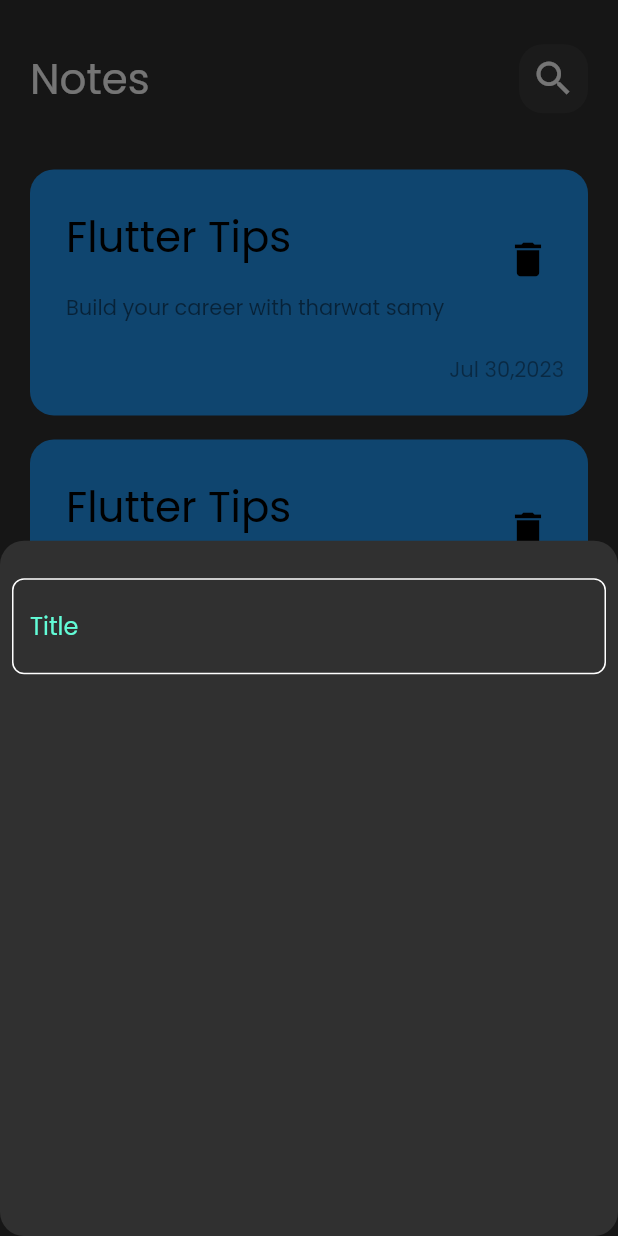
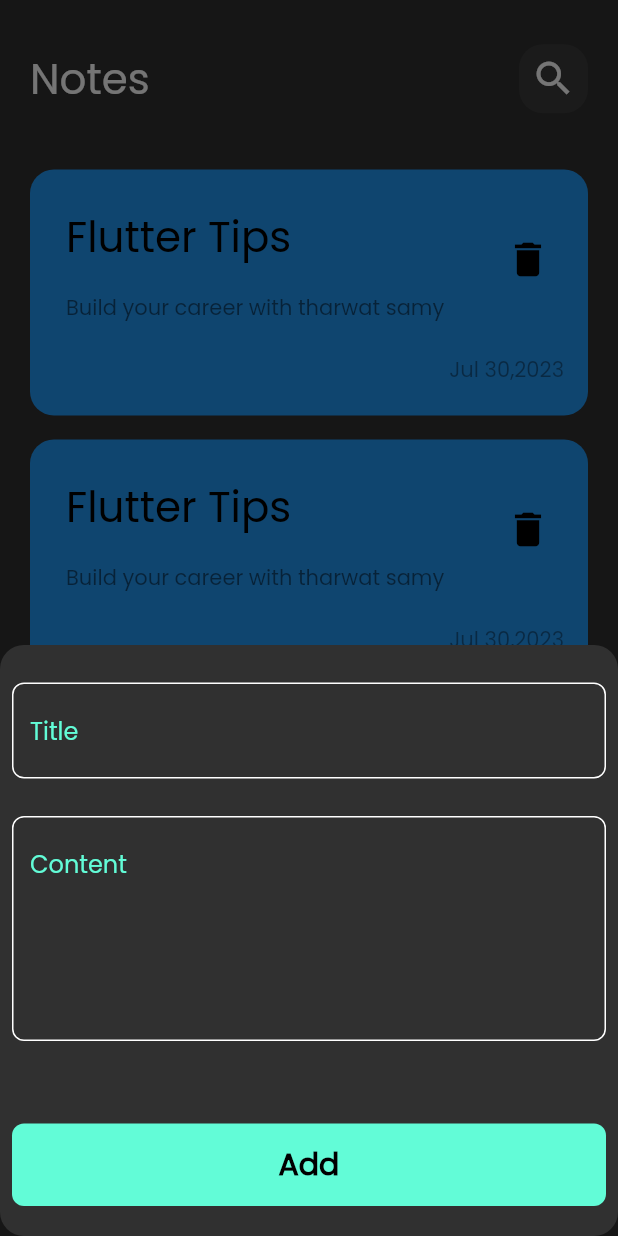
Before and after one commit to Amirkhaled-03/noteApp, a Flutter app: the screen it shows after launch, after a tap on the "add" icon, on a phone screen of 412 x 824 dp. Run offline on Flutter 3.47's test engine with Material 2 defaults, Android fonts, the phone set to English and light mode, and no system bars.

Commit message:
note_model

```diff
--- a/lib/widgets/add_note_bottom_sheet.dart
+++ b/lib/widgets/add_note_bottom_sheet.dart
@@ -1,5 +1,7 @@
 import 'package:flutter/material.dart';
 import 'package:notes_app/widgets/custom_text_field.dart';
+
+import 'custom_button.dart';
 
 class AddNoteBottomSheet extends StatelessWidget {
   const AddNoteBottomSheet({super.key});
@@ -8,11 +10,18 @@ class AddNoteBottomSheet extends StatelessWidget {
   Widget build(BuildContext context) {
     return const Padding(
       padding: EdgeInsets.symmetric(horizontal: 8),
-      child: Column(
-        children: [
-          SizedBox(height: 25),
-          CustomTextField(),
-        ],
+      child: SingleChildScrollView(
+        child: Column(
+          children: [
+            SizedBox(height: 25),
+            CustomTextField(hint: "Title"),
+            SizedBox(height: 25),
+            CustomTextField(hint: "Content", maxLines: 5),
+            SizedBox(height: 55),
+            CustomButton(),
+            SizedBox(height: 20),
+          ],
+        ),
       ),
     );
   }
--- a/lib/widgets/custom_app_bar.dart
+++ b/lib/widgets/custom_app_bar.dart
@@ -1,20 +1,25 @@
 import 'package:flutter/material.dart';
-import 'package:notes_app/widgets/custom_search_icon.dart';
+import 'package:notes_app/widgets/custom_icon.dart';
 
 class CustomAppBar extends StatelessWidget {
-  const CustomAppBar({super.key});
+  const CustomAppBar({super.key, required this.title, required this.icon});
+
+  final String title;
+  final IconData icon;
 
   @override
   Widget build(BuildContext context) {
-    return const Row(
+    return Row(
       children: [
-        SizedBox(height: 105),
+        const SizedBox(height: 105),
         Text(
-          "Notes",
-          style: TextStyle(fontSize: 28),
+          title,
+          style: const TextStyle(fontSize: 28),
         ),
-        Spacer(),
-        CustomSearchIcon(),
+        const Spacer(),
+        CustomIcon(
+          icon: icon,
+        ),
       ],
     );
   }
--- /dev/null
+++ b/lib/widgets/custom_button.dart
@@ -0,0 +1,28 @@
+import 'package:flutter/material.dart';
+import 'package:notes_app/constanse.dart';
+
+class CustomButton extends StatelessWidget {
+  const CustomButton({super.key});
+
+  @override
+  Widget build(BuildContext context) {
+    return Container(
+      width: MediaQuery.of(context).size.width,
+      height: 55,
+      decoration: BoxDecoration(
+        color: kPrimaryColor,
+        borderRadius: BorderRadius.circular(8),
+      ),
+      child: const Center(
+        child: Text(
+          "Add",
+          style: TextStyle(
+            color: Colors.black,
+            fontSize: 20,
+            fontWeight: FontWeight.bold,
+          ),
+        ),
+      ),
+    );
+  }
+}
--- a/lib/widgets/custom_search_icon.dart
+++ b/lib/widgets/custom_icon.dart
@@ -1,7 +1,9 @@
 import 'package:flutter/material.dart';
 
-class CustomSearchIcon extends StatelessWidget {
-  const CustomSearchIcon({super.key});
+class CustomIcon extends StatelessWidget {
+  const CustomIcon({super.key, required this.icon});
+
+  final IconData icon;
 
   @override
   Widget build(BuildContext context) {
@@ -12,7 +14,7 @@ class CustomSearchIcon extends StatelessWidget {
         color: Colors.white.withOpacity(0.05),
         borderRadius: BorderRadius.circular(16),
       ),
-      child: const Icon(Icons.search, size: 30),
+      child:  Icon(icon, size: 30),
     );
   }
 }
--- a/lib/widgets/custom_note_item.dart
+++ b/lib/widgets/custom_note_item.dart
@@ -1,11 +1,18 @@
 import 'package:flutter/material.dart';
+import 'package:notes_app/widgets/edit_note_view_body.dart';
 
 class NotesItem extends StatelessWidget {
   const NotesItem({super.key});
 
   @override
   Widget build(BuildContext context) {
-    return Container(
+    return GestureDetector(
+      onTap: () {
+        Navigator.push(context, MaterialPageRoute(builder: (context) {
+          return const EditNoteView();
+        }));
+      },
+      child: Container(
         padding: const EdgeInsets.only(top: 20, left: 8, bottom: 20),
         decoration: BoxDecoration(
           color: Colors.blue,
@@ -43,6 +50,7 @@ class NotesItem extends StatelessWidget {
             )
           ],
         ),
+      ),
     );
   }
 }
--- a/lib/widgets/custom_text_field.dart
+++ b/lib/widgets/custom_text_field.dart
@@ -2,18 +2,26 @@ import 'package:flutter/material.dart';
 import 'package:notes_app/constanse.dart';
 
 class CustomTextField extends StatelessWidget {
-  const CustomTextField({super.key});
+  const CustomTextField({super.key, required this.hint, this.maxLines = 1});
+
+  final String hint;
+  final int maxLines;
 
   @override
   Widget build(BuildContext context) {
     return TextField(
+      maxLines: maxLines,
       cursorColor: kPrimaryColor,
       decoration: InputDecoration(
-        hintText: "Title",
-        hintStyle: const TextStyle(color: kPrimaryColor),
+        hintText: hint,
+        hintStyle: const TextStyle(
+          color: kPrimaryColor,
+        ),
         border: buildBorder(),
         enabledBorder: buildBorder(),
-        focusedBorder: buildBorder(kPrimaryColor),
+        focusedBorder: buildBorder(
+          kPrimaryColor,
+        ),
       ),
     );
   }
--- a/lib/widgets/notes_view_body.dart
+++ b/lib/widgets/notes_view_body.dart
@@ -11,7 +11,7 @@ class NotesViewBody extends StatelessWidget {
       padding: EdgeInsets.symmetric(horizontal: 20),
       child: Column(
         children: [
-          CustomAppBar(),
+          CustomAppBar(title: 'Notes', icon: Icons.search,),
           Expanded(child: NotesListView()),
         ],
       ),
```
Also changed, not shown: lib/models/note_model.dart (added, +13 -0 lines), lib/views/edit_note_view.dart (added, +24 -0 lines), lib/widgets/edit_note_view_body.dart (added, +13 -0 lines), pubspec.yaml (+4 -12 lines), 1 other file. Lines whose indentation alone changed are shown as unchanged.
